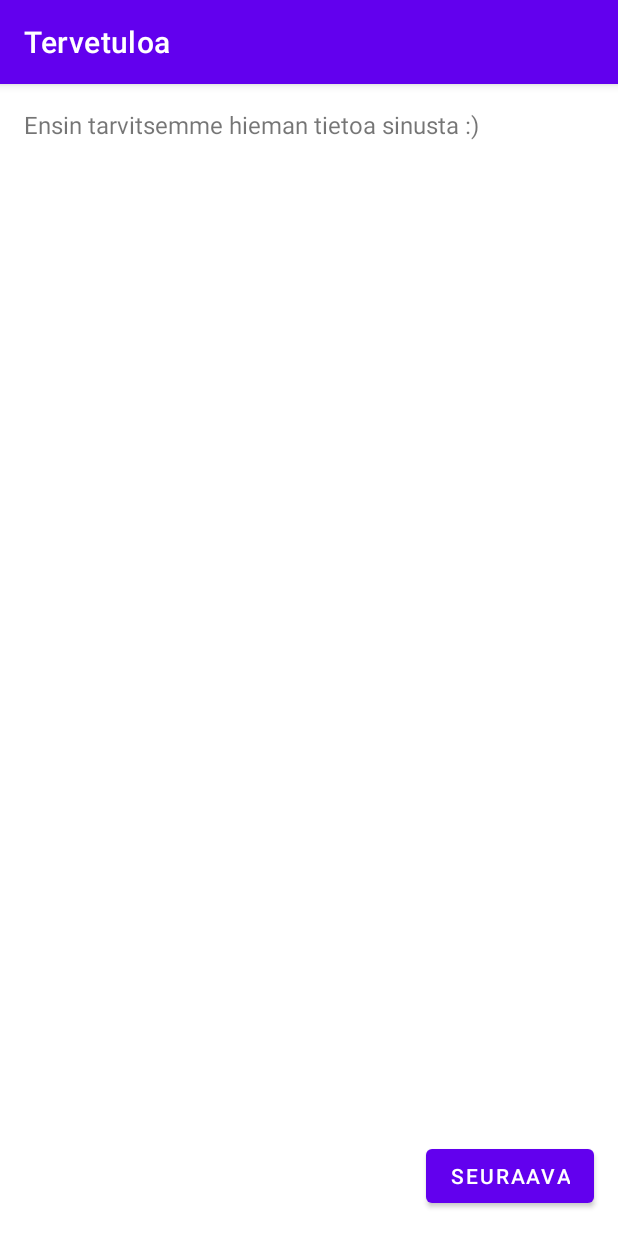
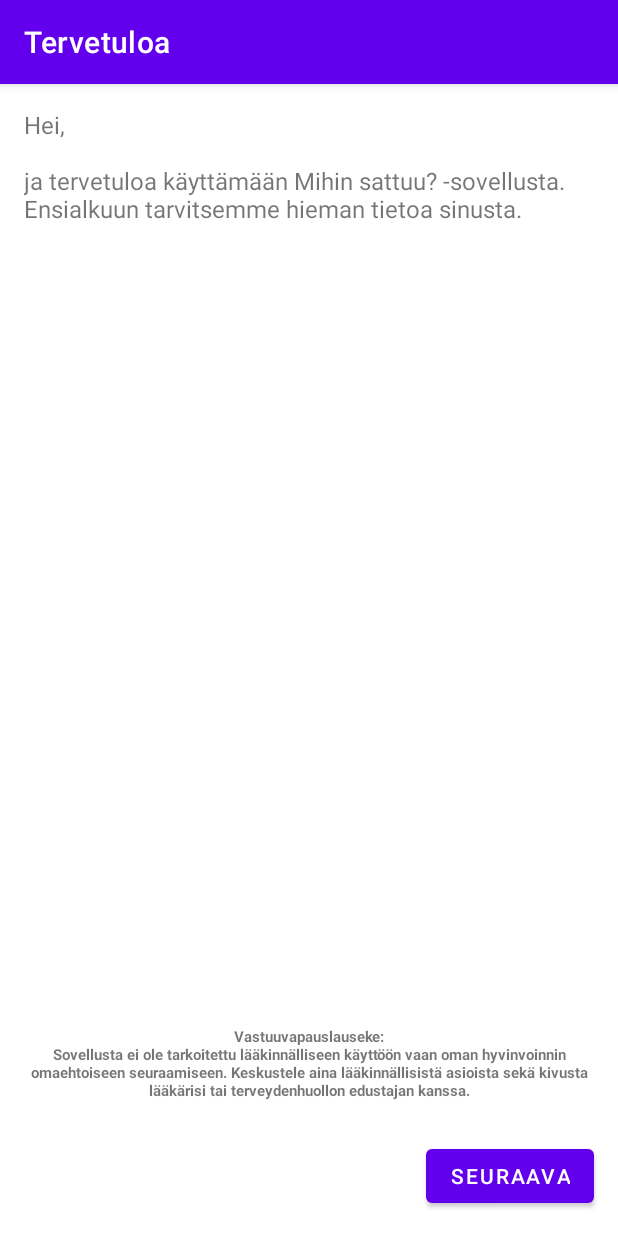
Before and after one commit to Tschokkinen/android-health-application, an Android app: the screen it shows after launch (Hello), on a phone screen of 412 x 824 dp. Run offline under Robolectric (Android 15) with nearby library versions, the phone set to English and light mode, and no system bars; our stand-ins replace Room's generated code.

```diff
--- a/app/src/main/res/layout/activity_hello.xml
+++ b/app/src/main/res/layout/activity_hello.xml
@@ -27,4 +27,22 @@
         app:layout_constraintBottom_toBottomOf="parent"
         app:layout_constraintEnd_toEndOf="parent" />
 
+    <TextView
+        android:id="@+id/textView7"
+        android:layout_width="373dp"
+        android:layout_height="54dp"
+        android:layout_marginStart="16dp"
+        android:layout_marginTop="517dp"
+        android:layout_marginEnd="16dp"
+        android:layout_marginBottom="21dp"
+        android:text="@string/disclaimer"
+        android:textAlignment="center"
+        android:textSize="10sp"
+        android:textStyle="bold"
+        app:layout_constraintBottom_toTopOf="@+id/nextButtonHello"
+        app:layout_constraintEnd_toEndOf="parent"
+        app:layout_constraintStart_toStartOf="parent"
+        app:layout_constraintTop_toBottomOf="@+id/textView"
+        app:layout_constraintVertical_bias="0.976" />
+
 </androidx.constraintlayout.widget.ConstraintLayout>
--- a/app/src/main/res/values/strings.xml
+++ b/app/src/main/res/values/strings.xml
@@ -12,7 +12,8 @@
     <string name="hello_second_fragment">Hello second fragment. Arg: %1$s</string>
 
     <!-- First launch -->
-    <string name="user_data_message">Ensin tarvitsemme hieman tietoa sinusta :)</string>
+    <string name="user_data_message">Hei, \n\nja tervetuloa käyttämään Mihin sattuu? -sovellusta.\nEnsialkuun tarvitsemme hieman tietoa sinusta.</string>
+    <string name="disclaimer">Vastuuvapauslauseke:\nSovellusta ei ole tarkoitettu lääkinnälliseen käyttöön vaan oman hyvinvoinnin omaehtoiseen seuraamiseen. Keskustele aina lääkinnällisistä asioista sekä kivusta lääkärisi tai terveydenhuollon edustajan kanssa.</string>
     <string name="user_data_nextButton">Seuraava</string>
     <string name="user_data_backButton">Takaisin</string>
     <string name="user_data_doneButton">Valmis</string>
@@ -31,7 +32,7 @@
     <string name="radio_info_no">Ei</string>
     <string name="radio_button_yes">Kyllä</string>
     <string name="radio_button_no">Ei</string>
-    <string name="user_data_text_sent">Kiitos! Tietosi on tallennettu.</string>
+    <string name="user_data_text_sent">Kiitos! Tietosi on tallennettu. Voit nyt alkaa käyttää sovellusta.</string>
     <!--First Launch End -->
 
     <string name="main_activity_pain_history">Kipuhistoria</string>
```
Also changed, not shown: app/src/main/java/com/ericaskari/healthapplication/FirstLaunch.java (+40 -13 lines), app/src/main/java/com/ericaskari/healthapplication/FirstLaunchDone.java (+8 -0 lines), app/src/main/java/com/ericaskari/healthapplication/Hello.java (+8 -0 lines), app/src/main/java/com/ericaskari/healthapplication/modules/painhistory/NewPainLogActivity.java (+54 -47 lines).
